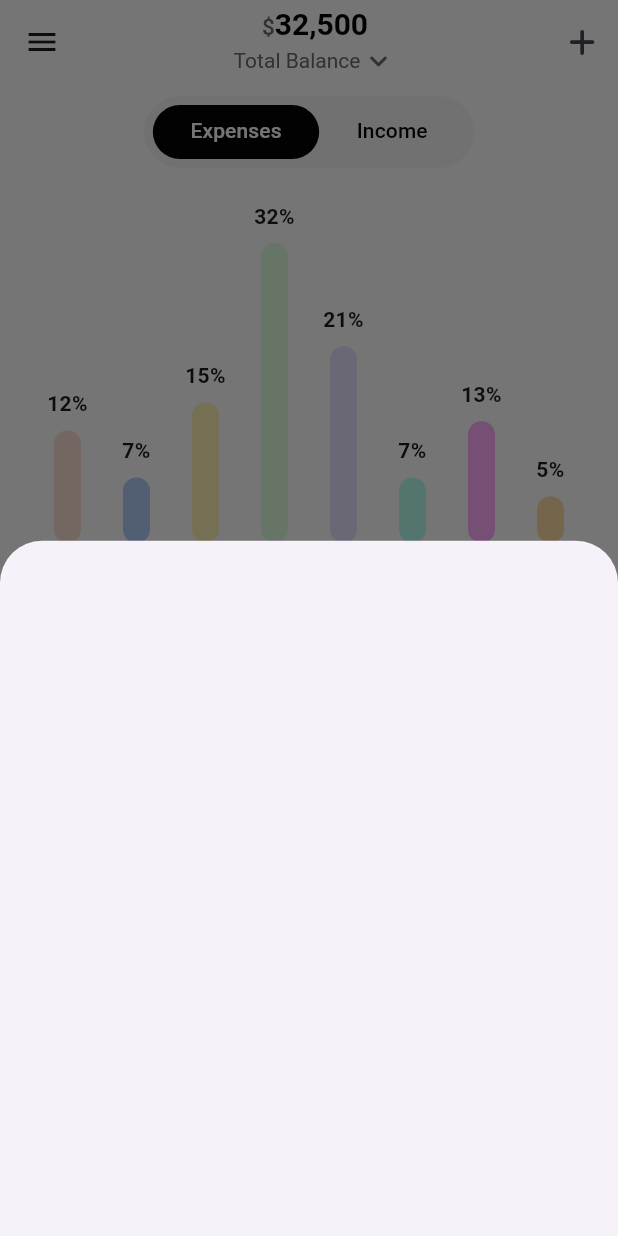
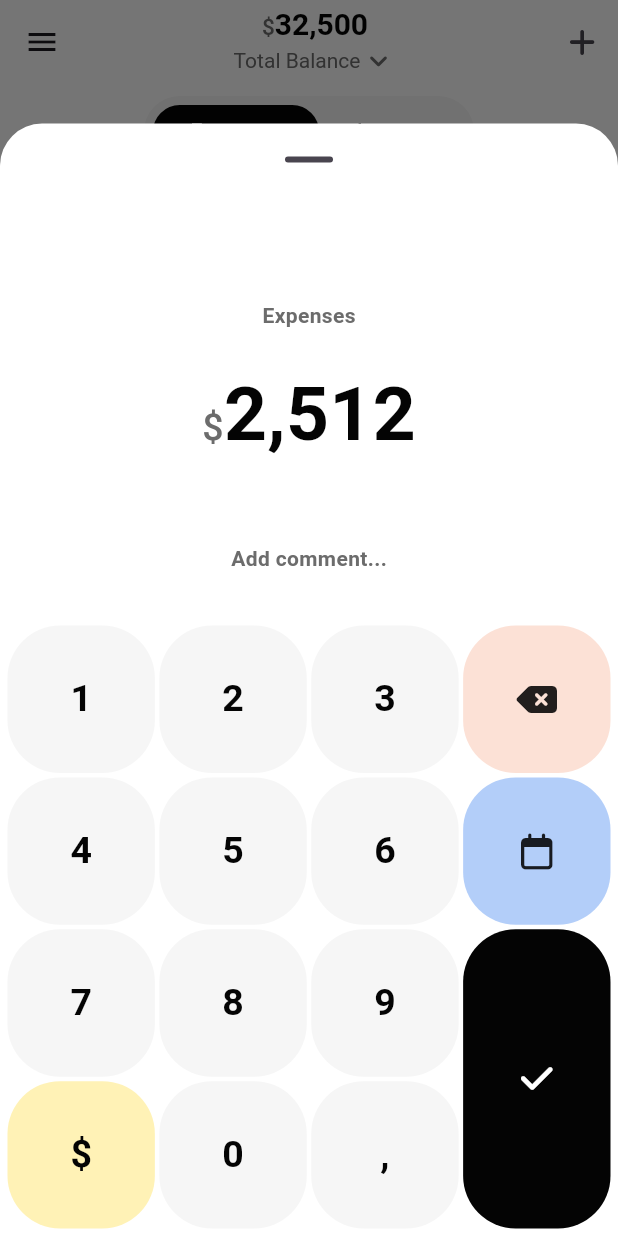
Before and after one commit to MatiasSalomon01/Expense-Tracker-App, a Flutter app: the screen it shows after launch, after a tap on an icon or button, on a phone screen of 412 x 824 dp. Run offline on Flutter 3.47's test engine with Material 3 defaults, Android fonts, the light colour scheme and no system bars; drawn by our look-alikes of fl_chart; our stand-ins replace flutter_bloc, font_awesome_flutter, google_fonts.

Commit message:
feat: modal added

```diff
--- a/lib/widgets/custom_app_bar.dart
+++ b/lib/widgets/custom_app_bar.dart
@@ -1,4 +1,5 @@
 import 'package:expense_tracket_app/constants/constants.dart';
+import 'package:expense_tracket_app/widgets/modal.dart';
 import 'package:expense_tracket_app/widgets/widgets.dart';
 import 'package:flutter/material.dart';
 import 'package:font_awesome_flutter/font_awesome_flutter.dart';
@@ -14,7 +15,6 @@ class CustomAppBar extends StatelessWidget implements PreferredSizeWidget {
       actionsPadding: EdgeInsets.zero,
       title: Column(
         children: [
-          // Text('\$32.500', style: TextStyle(fontWeight: FontWeight.bold)),
           TextMoney(amount: 32500),
           Row(
             mainAxisAlignment: MainAxisAlignment.center,
@@ -30,13 +30,7 @@ class CustomAppBar extends StatelessWidget implements PreferredSizeWidget {
       ),
       actions: [
         IconButton(
-          onPressed: () {
-            showModalBottomSheet(
-              context: context,
-
-              builder: (context) => Container(),
-            );
-          },
+          onPressed: () => showModal(context),
           icon: FaIcon(FontAwesomeIcons.plus, size: 20),
         ),
       ],
--- /dev/null
+++ b/lib/widgets/modal.dart
@@ -0,0 +1,175 @@
+import 'package:expense_tracket_app/constants/constants.dart';
+import 'package:expense_tracket_app/widgets/text_money.dart';
+import 'package:flutter/material.dart';
+import 'package:flutter_staggered_grid_view/flutter_staggered_grid_view.dart';
+import 'package:font_awesome_flutter/font_awesome_flutter.dart';
+
+Future<dynamic> showModal(BuildContext context) {
+  return showModalBottomSheet(
+    context: context,
+    showDragHandle: true,
+    scrollControlDisabledMaxHeightRatio: .9,
+    backgroundColor: AppColors.white,
+    builder:
+        (context) => Container(
+          child: Column(
+            mainAxisAlignment: MainAxisAlignment.end,
+            children: [
+              Text(
+                'Expenses',
+                style: TextStyle(
+                  color: AppColors.grey,
+                  fontWeight: FontWeight.w600,
+                ),
+              ),
+              SizedBox(height: 20),
+              TextMoney(amount: 2512, fontSize: 50, fontSizeDollar: 25),
+              SizedBox(height: 50),
+              Text(
+                'Add comment...',
+                style: TextStyle(
+                  color: AppColors.grey,
+                  fontWeight: FontWeight.w600,
+                ),
+              ),
+              SizedBox(height: 30),
+              Padding(
+                padding: const EdgeInsets.all(5),
+                child: StaggeredGrid.count(
+                  crossAxisCount: 4,
+                  mainAxisSpacing: 3,
+                  crossAxisSpacing: 3,
+                  children: [
+                    StaggeredGridTile.count(
+                      crossAxisCellCount: 1,
+                      mainAxisCellCount: 1,
+                      child: Tile(child: buildNumber('1')),
+                    ),
+                    StaggeredGridTile.count(
+                      crossAxisCellCount: 1,
+                      mainAxisCellCount: 1,
+                      child: Tile(child: buildNumber('2')),
+                    ),
+                    StaggeredGridTile.count(
+                      crossAxisCellCount: 1,
+                      mainAxisCellCount: 1,
+                      child: Tile(child: buildNumber('3')),
+                    ),
+                    StaggeredGridTile.count(
+                      crossAxisCellCount: 1,
+                      mainAxisCellCount: 1,
+                      child: Tile(
+                        backgroundColor: AppColors.lightRed,
+                        child: FaIcon(FontAwesomeIcons.deleteLeft),
+                      ),
+                    ),
+                    StaggeredGridTile.count(
+                      crossAxisCellCount: 1,
+                      mainAxisCellCount: 1,
+                      child: Tile(child: buildNumber('4')),
+                    ),
+                    StaggeredGridTile.count(
+                      crossAxisCellCount: 1,
+                      mainAxisCellCount: 1,
+                      child: Tile(child: buildNumber('5')),
+                    ),
+                    StaggeredGridTile.count(
+                      crossAxisCellCount: 1,
+                      mainAxisCellCount: 1,
+                      child: Tile(child: buildNumber('6')),
+                    ),
+                    StaggeredGridTile.count(
+                      crossAxisCellCount: 1,
+                      mainAxisCellCount: 1,
+                      child: Tile(
+                        backgroundColor: AppColors.lightBlue,
+                        child: FaIcon(FontAwesomeIcons.calendar),
+                      ),
+                    ),
+                    StaggeredGridTile.count(
+                      crossAxisCellCount: 1,
+                      mainAxisCellCount: 1,
+                      child: Tile(child: buildNumber('7')),
+                    ),
+                    StaggeredGridTile.count(
+                      crossAxisCellCount: 1,
+                      mainAxisCellCount: 1,
+                      child: Tile(child: buildNumber('8')),
+                    ),
+                    StaggeredGridTile.count(
+                      crossAxisCellCount: 1,
+                      mainAxisCellCount: 1,
+                      child: Tile(child: buildNumber('9')),
+                    ),
+                    StaggeredGridTile.count(
+                      crossAxisCellCount: 1,
+                      mainAxisCellCount: 2,
+                      child: Tile(
+                        backgroundColor: AppColors.black,
+                        child: FaIcon(
+                          FontAwesomeIcons.check,
+                          color: AppColors.white,
+                        ),
+                      ),
+                    ),
+                    StaggeredGridTile.count(
+                      crossAxisCellCount: 1,
+                      mainAxisCellCount: 1,
+                      child: Tile(
+                        backgroundColor: AppColors.lightYellow,
+                        child: buildNumber('\$'),
+                      ),
+                    ),
+                    StaggeredGridTile.count(
+                      crossAxisCellCount: 1,
+                      mainAxisCellCount: 1,
+                      child: Tile(child: buildNumber('0')),
+                    ),
+
+                    StaggeredGridTile.count(
+                      crossAxisCellCount: 1,
+                      mainAxisCellCount: 1,
+                      child: Tile(child: buildNumber(',')),
+                    ),
+                  ],
+                ),
+              ),
+            ],
+          ),
+        ),
+  );
+}
+
+Text buildNumber(String value) {
+  return Text(
+    value,
+    style: TextStyle(
+      color: AppColors.black,
+      fontSize: 25,
+      fontWeight: FontWeight.w600,
+    ),
+  );
+}
+
+class Tile extends StatelessWidget {
+  const Tile({
+    super.key,
+    required this.child,
+    this.backgroundColor = AppColors.lightGrey,
+  });
+
+  final Widget child;
+  final Color backgroundColor;
+
+  @override
+  Widget build(BuildContext context) {
+    return Container(
+      // height: 90,
+      decoration: BoxDecoration(
+        color: backgroundColor,
+        borderRadius: BorderRadius.circular(35),
+      ),
+      child: Center(child: child),
+    );
+  }
+}
--- a/lib/widgets/text_money.dart
+++ b/lib/widgets/text_money.dart
@@ -3,10 +3,16 @@ import 'package:flutter/material.dart';
 import 'package:intl/intl.dart';
 
 class TextMoney extends StatelessWidget {
-  const TextMoney({super.key, required this.amount, this.fontSize = 20});
+  const TextMoney({
+    super.key,
+    required this.amount,
+    this.fontSize = 20,
+    this.fontSizeDollar,
+  });
 
   final int amount;
   final double fontSize;
+  final double? fontSizeDollar;
 
   @override
   Widget build(BuildContext context) {
@@ -17,7 +23,7 @@ class TextMoney extends StatelessWidget {
         text: '\$',
         style: TextStyle(
           color: AppColors.grey,
-          fontSize: fontSize - 5,
+          fontSize: fontSizeDollar ?? fontSize - 5,
           fontWeight: FontWeight.w500,
         ),
         children: [
--- a/pubspec.yaml
+++ b/pubspec.yaml
@@ -11,9 +11,10 @@ dependencies:
   flutter:
     sdk: flutter
   flutter_bloc: ^9.1.0
+  flutter_staggered_grid_view: ^0.7.0
+  font_awesome_flutter: ^10.8.0
+  google_fonts: ^6.2.1
   intl: ^0.20.2
-  google_fonts: ^6.2.1
-  font_awesome_flutter: ^10.8.0
 
 dev_dependencies:
   flutter_lints: ^5.0.0
```
Also changed, not shown: pubspec.lock.
